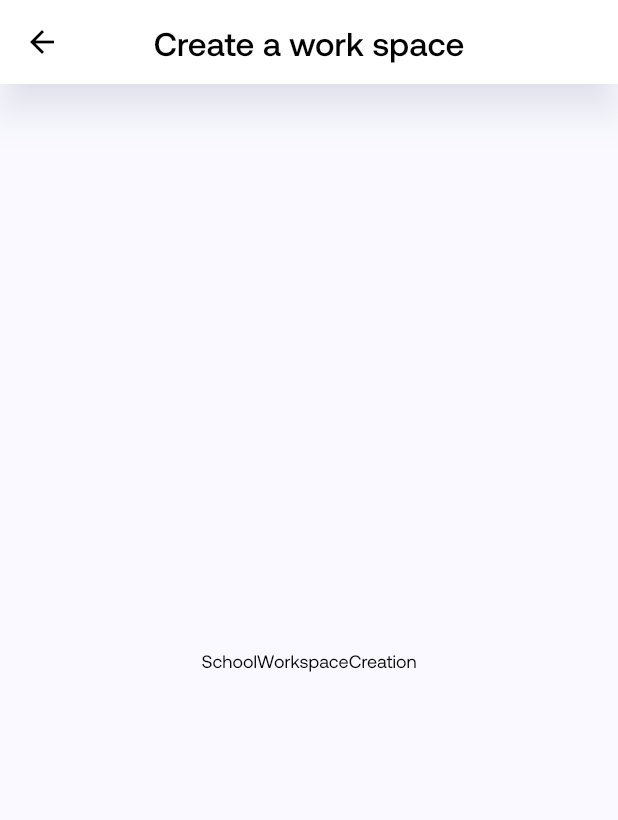
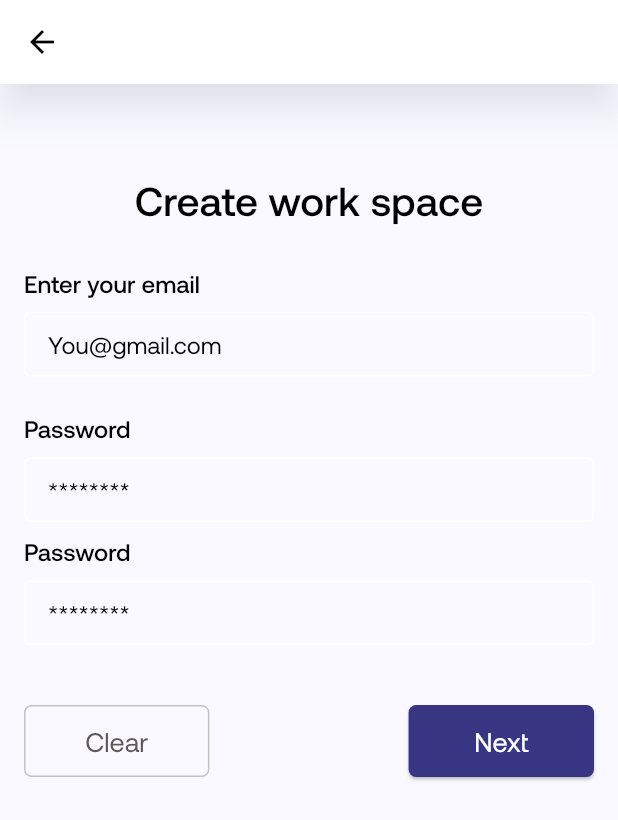
Before and after one commit to davidaodejobi/Buskeit, a Flutter app: the screen it shows after launch, after a tap on "Create a work space", on a phone screen of 412 x 824 dp. Shown: the top 820 px of the screen. Run offline on Flutter 3.47's test engine with Material 2 defaults, Android fonts, the light colour scheme and no system bars; our stand-ins replace dio, flutter_secure_storage, flutter_spinkit, font_awesome_flutter, get_it, hive and 5 more; accounts and stored records are empty; network calls fail.

Commit message:
feat: :art: added create workspace UI

```diff
--- a/lib/main.dart
+++ b/lib/main.dart
@@ -1,4 +1,5 @@
 // ignore_for_file: public_member_api_docs, sort_constructors_first
+import 'package:buskeit/modules/dashboard/view_model/school_workspace_provider.dart';
 import 'package:flutter/material.dart';
 import 'package:hive_flutter/hive_flutter.dart';
 import 'package:provider/provider.dart';
@@ -61,6 +62,8 @@ class MyApp extends StatelessWidget {
             create: (_) => DashboardProvider()),
         ChangeNotifierProvider<OnBoardingProvider>(
             create: (_) => OnBoardingProvider()),
+        ChangeNotifierProvider<SchoolWorkspaceProvider>(
+            create: (_) => SchoolWorkspaceProvider()),
       ],
       child: MaterialApp(
         debugShowCheckedModeBanner: false,
--- a/lib/modules/auth_flow/screens/sign_up.dart
+++ b/lib/modules/auth_flow/screens/sign_up.dart
@@ -1,7 +1,9 @@
+// ignore_for_file: public_member_api_docs, sort_constructors_first
+import 'package:buskeit/shared/app_elevated_button.dart';
+import 'package:flutter/material.dart';
+import 'package:provider/provider.dart';
+
 import 'package:buskeit/modules/auth_flow/screens/sign_in.dart';
-import 'package:flutter/material.dart';
-import 'package:flutter_spinkit/flutter_spinkit.dart';
-import 'package:provider/provider.dart';
 
 import '../../../../constant/constant.dart';
 import '../../../../shared/shared.dart';
@@ -66,28 +68,10 @@ class SignUp extends StatelessWidget {
                 ],
               ),
               const YMargin(30),
-              SizedBox(
-                width: double.infinity,
-                height: 50,
-                child: ElevatedButton(
-                  onPressed: () {
-                    if (provider.validateSignup(context)) {
-                      verificationModal(context);
-                    }
-                  },
-                  child: provider.isLoading
-                      ? const SpinKitChasingDots(
-                          color: Colors.white,
-                          size: 30,
-                        )
-                      : Text(
-                          'Create account',
-                          style:
-                              Theme.of(context).textTheme.headline5!.copyWith(
-                                    color: Colors.white,
-                                  ),
-                        ),
-                ),
+              AppElevatedButton(
+                isLoading: false,
+                text: 'Sign up',
+                onTap: () {},
               ),
               const YMargin(20),
               Row(
--- a/lib/modules/dashboard/screens/school_workspace_creation.dart
+++ b/lib/modules/dashboard/screens/school_workspace_creation.dart
@@ -1,16 +1,73 @@
+// ignore_for_file: public_member_api_docs, sort_constructors_first
 import 'package:flutter/material.dart';
+import 'package:provider/provider.dart';
+
+import 'package:buskeit/modules/dashboard/view_model/school_workspace_provider.dart';
+import 'package:buskeit/shared/shared.dart';
+
+import '../../../constant/constant.dart';
+import '../../../shared/app_border_button.dart';
 
 class SchoolWorkspaceCreation extends StatelessWidget {
   const SchoolWorkspaceCreation({Key? key}) : super(key: key);
 
   @override
   Widget build(BuildContext context) {
+    final provider = Provider.of<SchoolWorkspaceProvider>(context);
     return Scaffold(
-      appBar: AppBar(
-        title: const Text('Create a work space'),
-      ),
-      body: const Center(
-        child: Text('SchoolWorkspaceCreation'),
+      appBar: AppBar(),
+      body: ListView(
+        children: [
+          const YMargin(0),
+          Column(
+            children: [
+              const YMargin(10),
+              const YMargin(35),
+              Text(
+                'Create work space',
+                style: Theme.of(context).textTheme.headline3,
+              ),
+              const YMargin(30),
+              TextFieldWithHeader(
+                controller: provider.emailController,
+                title: 'Enter your email',
+                hintText: 'You@gmail.com',
+              ),
+              const YMargin(25),
+              TextFieldWithHeader(
+                controller: provider.passwordController,
+                title: 'Password',
+                hintText: '********',
+              ),
+              const YMargin(10),
+              TextFieldWithHeader(
+                controller: provider.passwordController,
+                title: 'Password',
+                hintText: '********',
+              ),
+              const YMargin(40),
+            ],
+          ),
+          Row(
+            mainAxisAlignment: MainAxisAlignment.spaceBetween,
+            children: [
+              AppBorderButton(
+                width: MediaQuery.of(context).size.width * 0.3,
+                text: 'Clear',
+                onTap: () {},
+              ),
+              AppElevatedButton(
+                width: MediaQuery.of(context).size.width * 0.3,
+                isLoading: false,
+                text: 'Next',
+                onTap: () {},
+              ),
+            ],
+          ),
+        ],
+      ).paddingSymmetric(
+        horizontal: 16,
+        vertical: 16,
       ),
     );
   }
--- /dev/null
+++ b/lib/modules/dashboard/view_model/school_workspace_provider.dart
@@ -0,0 +1,7 @@
+import 'package:flutter/cupertino.dart';
+
+class SchoolWorkspaceProvider with ChangeNotifier {
+  final TextEditingController emailController = TextEditingController();
+  final TextEditingController passwordController = TextEditingController();
+  final TextEditingController schoolNameController = TextEditingController();
+}
--- /dev/null
+++ b/lib/shared/app_border_button.dart
@@ -0,0 +1,40 @@
+import 'package:buskeit/constant/constant.dart';
+import 'package:flutter/material.dart';
+
+class AppBorderButton extends StatelessWidget {
+  final VoidCallback onTap;
+  final String text;
+  final double width;
+  const AppBorderButton({
+    Key? key,
+    required this.onTap,
+    required this.text,
+    required this.width,
+  }) : super(key: key);
+
+  @override
+  Widget build(BuildContext context) {
+    return InkWell(
+      onTap: onTap,
+      borderRadius: BorderRadius.circular(5),
+      child: Container(
+        width: width,
+        height: 48,
+        decoration: BoxDecoration(
+          border: Border.all(
+            color: AppColor.greyColor2,
+          ),
+          borderRadius: BorderRadius.circular(5),
+        ),
+        child: Center(
+          child: Text(
+            text,
+            style: Theme.of(context).textTheme.headline5!.copyWith(
+                  color: AppColor.greyColor,
+                ),
+          ),
+        ),
+      ),
+    );
+  }
+}
--- /dev/null
+++ b/lib/shared/app_elevated_button.dart
@@ -0,0 +1,39 @@
+// ignore_for_file: public_member_api_docs, sort_constructors_first
+import 'package:flutter/material.dart';
+import 'package:flutter_spinkit/flutter_spinkit.dart';
+
+class AppElevatedButton extends StatelessWidget {
+  final VoidCallback onTap;
+  final String text;
+  final bool isLoading;
+  final double width;
+  const AppElevatedButton({
+    Key? key,
+    required this.onTap,
+    required this.text,
+    required this.isLoading,
+    this.width = double.infinity,
+  }) : super(key: key);
+
+  @override
+  Widget build(BuildContext context) {
+    return SizedBox(
+      width: width,
+      height: 48,
+      child: ElevatedButton(
+        onPressed: onTap,
+        child: isLoading
+            ? const SpinKitChasingDots(
+                color: Colors.white,
+                size: 30,
+              )
+            : Text(
+                text,
+                style: Theme.of(context).textTheme.headline5!.copyWith(
+                      color: Colors.white,
+                    ),
+              ),
+      ),
+    );
+  }
+}
--- a/lib/shared/shared.dart
+++ b/lib/shared/shared.dart
@@ -1,4 +1,5 @@
 export 'alert_dialog.dart';
+export 'app_elevated_button.dart';
 export 'border_button.dart';
 export 'margin.dart';
 export 'textfield_with_header.dart';
```
